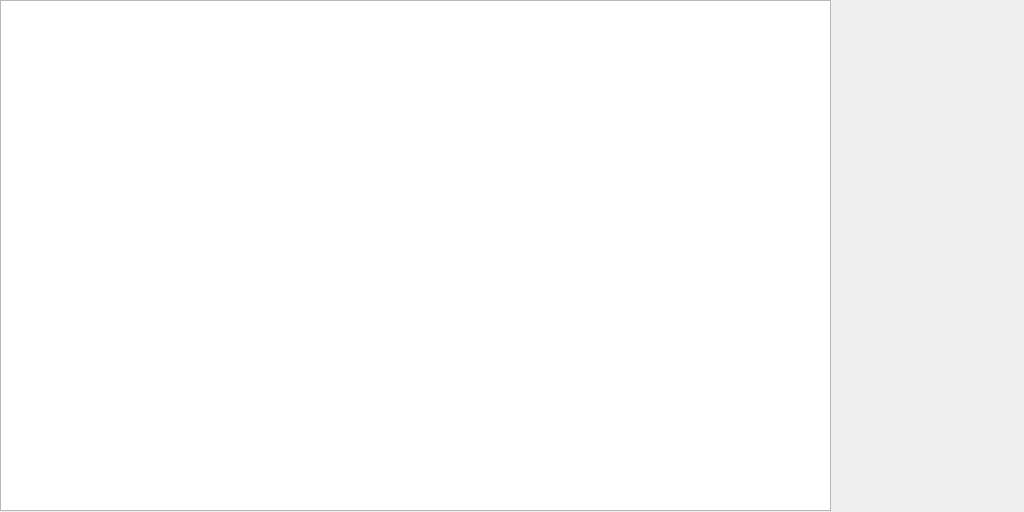
Old version of the form BusBar-Qt/logs/logalarm/logalarmwid.ui in the repository luozhiyong131/BusBar.
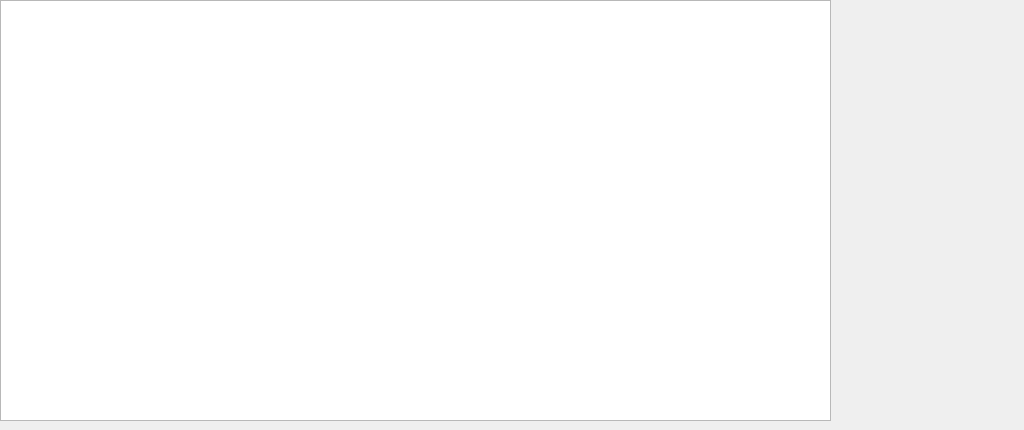
New version of the form.

The edit to the form file:
```diff
--- a/BusBar-Qt/logs/logalarm/logalarmwid.ui
+++ b/BusBar-Qt/logs/logalarm/logalarmwid.ui
@@ -7,7 +7,7 @@
     <x>0</x>
     <y>0</y>
     <width>1024</width>
-    <height>512</height>
+    <height>430</height>
    </rect>
   </property>
   <property name="windowTitle">
@@ -19,9 +19,14 @@
      <x>0</x>
      <y>0</y>
      <width>831</width>
-     <height>511</height>
+     <height>421</height>
     </rect>
    </property>
+   <property name="font">
+    <font>
+     <pointsize>8</pointsize>
+    </font>
+   </property>
   </widget>
   <widget class="QWidget" name="widget" native="true">
    <property name="geometry">
@@ -29,7 +34,7 @@
      <x>839</x>
      <y>0</y>
      <width>181</width>
-     <height>511</height>
+     <height>411</height>
     </rect>
    </property>
   </widget>
```
